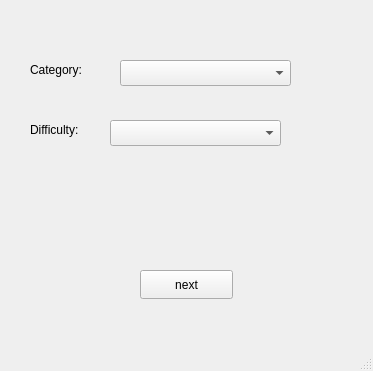
Old version of the form trial2/mainwindow.ui in the repository Sloth-iNkt/trial.
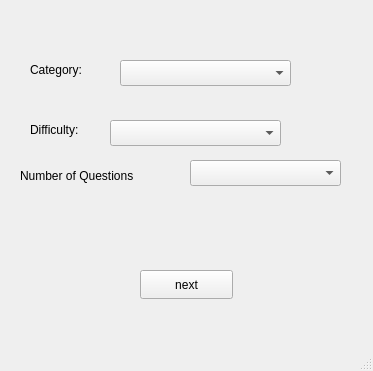
New version of the form. The open tabs and pages were chosen to show the change.

```diff
--- a/trial2/mainwindow.ui
+++ b/trial2/mainwindow.ui
@@ -1552,6 +1552,32 @@
        <string>next</string>
       </property>
      </widget>
+     <widget class="QLabel" name="label_14">
+      <property name="geometry">
+       <rect>
+        <x>20</x>
+        <y>160</y>
+        <width>151</width>
+        <height>31</height>
+       </rect>
+      </property>
+      <property name="text">
+       <string>Number of Questions</string>
+      </property>
+     </widget>
+     <widget class="QComboBox" name="comboBox_4">
+      <property name="geometry">
+       <rect>
+        <x>190</x>
+        <y>160</y>
+        <width>151</width>
+        <height>26</height>
+       </rect>
+      </property>
+      <property name="editable">
+       <bool>false</bool>
+      </property>
+     </widget>
     </widget>
     <widget class="QWidget" name="page_4">
      <widget class="QPushButton" name="okaybtn_2">
```
Left out of the diff: 2 changed lines with no effect on the pictures.
